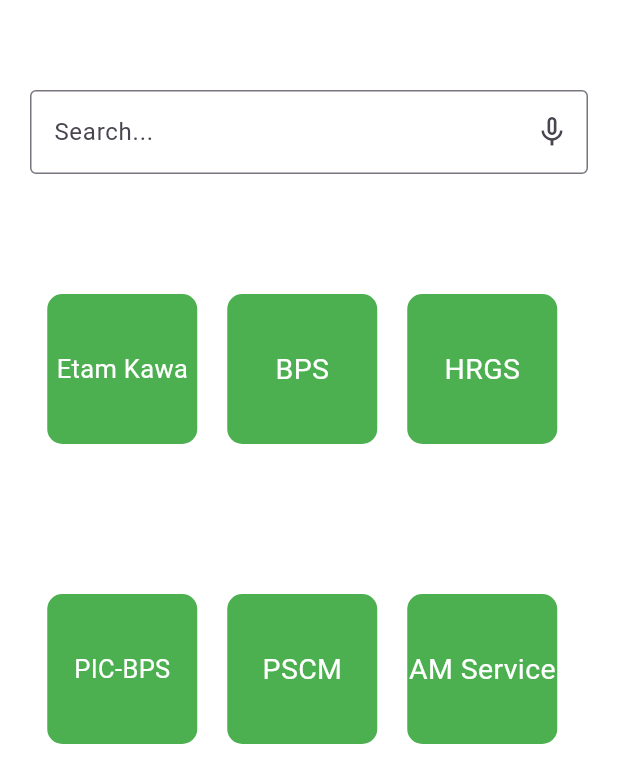
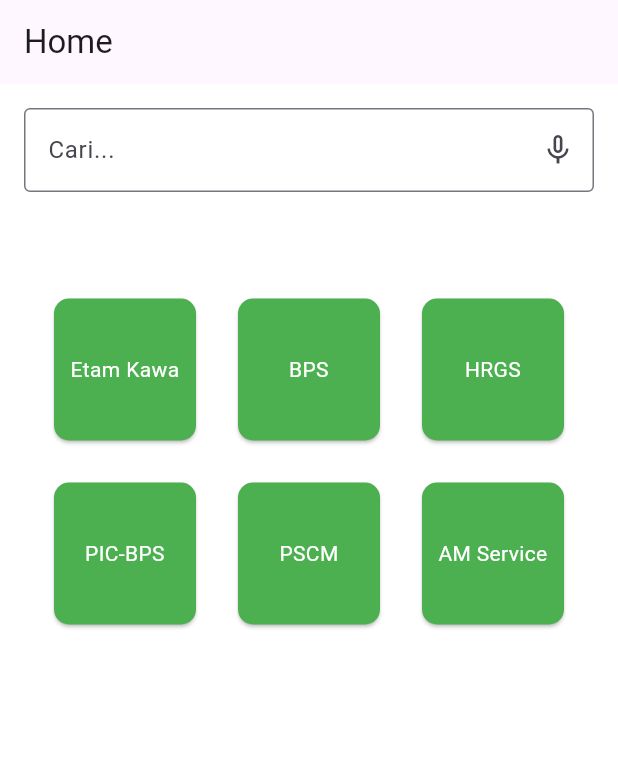
Before and after one commit to Thomskyyy/SpeechToText_Navigation_Menu, a Flutter app: the screen it shows after launch, on a phone screen of 412 x 824 dp. Shown: the top 783 px of the screen. Run offline on Flutter 3.47's test engine with Material 3 defaults, Android fonts, the phone set to English and light mode, and no system bars; our stand-ins replace go_router, speech_to_text; missing offline and left inert: fuzzy.

Commit message:
🦄 refactor: clean codes

```diff
--- a/lib/HomePage.dart
+++ /dev/null
@@ -1,239 +0,0 @@
-import 'package:flutter/material.dart';
-import 'package:speech_to_text/speech_to_text.dart' as stotext;
-import 'package:fuzzy/fuzzy.dart';
-import 'package:go_router/go_router.dart';
-
-class HomePage extends StatefulWidget {
-  const HomePage({super.key});
-
-  @override
-  State<HomePage> createState() => _HomePageState();
-}
-
-class _HomePageState extends State<HomePage> {
-  final stotext.SpeechToText _speechToText = stotext.SpeechToText();
-  bool isListening = false;
-  TextEditingController _textController = TextEditingController();
-
-  final Map<String, String> routes = {
-    "etam kawa": "/etam_kawa",
-    "bps": "/bps",
-    "hrgs": "/hrgs",
-    "pic bps": "/pic_bps",
-    "pscm": "/pscm",
-    "am service": "/am_service",
-    "cuti": "/cuti"
-  };
-
-  @override
-  Widget build(BuildContext context) {
-    return Scaffold(
-      backgroundColor: Colors.white,
-      body: SafeArea(
-        child: Padding(
-          padding: EdgeInsets.fromLTRB(20, 60, 20, 0),
-          child: Center(
-            child: Column(
-              // mainAxisAlignment: MainAxisAlignment.center,
-              children: [
-                TextField(
-                  controller: _textController,
-                  decoration: InputDecoration(
-                    hintText: "Search...",
-                    border: OutlineInputBorder(),
-                    suffixIcon: IconButton(
-                      icon: Icon(isListening ? Icons.mic : Icons.mic_none),
-                      onPressed: listening,
-                    ),
-                  ),
-                ),
-
-                SafeArea(
-                  child: Row(
-                    mainAxisAlignment: MainAxisAlignment.center,
-                    children: [
-                      Padding(
-                        padding: const EdgeInsets.fromLTRB(11, 80, 0, 0),
-                        child: GestureDetector(
-                          onTap: () => context.go('/etam_kawa'),
-                          child: Container(
-                            width: 100,
-                            height: 100,
-                            alignment: Alignment.center,
-                            decoration: BoxDecoration(color: Colors.green, borderRadius: BorderRadius.circular(10)),
-                            child: Text(
-                              "Etam Kawa", style: TextStyle(color: Colors.white, fontSize: 17),),
-                          ),
-                        ),
-
-                      ),
-                      SizedBox(width: 20,),
-                      Padding(
-                        padding: const EdgeInsets.fromLTRB(0, 80, 0, 0),
-                        child: GestureDetector(
-                          onTap: () => context.go('/bps'),
-                          child: Container(
-                            width: 100,
-                            height: 100,
-                            alignment: Alignment.center,
-                            decoration: BoxDecoration(color: Colors.green, borderRadius: BorderRadius.circular(10)),
-                            child: Text(
-                              "BPS", style: TextStyle(color: Colors.white, fontSize: 19),),
-                          ),
-                        ),
-                      ),
-                      SizedBox(width: 20,),
-                      Padding(
-                        padding: const EdgeInsets.fromLTRB(0, 80, 20, 0),
-                        child: GestureDetector(
-                          onTap: () => context.go('/hrgs'),
-                          child: Container(
-                            width: 100,
-                            height: 100,
-                            alignment: Alignment.center,
-                            decoration: BoxDecoration(color: Colors.green, borderRadius: BorderRadius.circular(10)),
-                            child: Text(
-                              "HRGS", style: TextStyle(color: Colors.white, fontSize: 19),),
-                          ),
-                        ),
-                      )
-                    ],
-                  ),
-                ),
-
-                SizedBox(height: 20),
-
-                SafeArea(
-                  child: Row(
-                    mainAxisAlignment: MainAxisAlignment.center,
-                    children: [
-                      Padding(
-                        padding: const EdgeInsets.fromLTRB(11, 80, 0, 0),
-                        child: GestureDetector(
-                          onTap: () => context.go('/pic_bps'),
-                          child: Container(
-                            width: 100,
-                            height: 100,
-                            alignment: Alignment.center,
-                            decoration: BoxDecoration(color: Colors.green, borderRadius: BorderRadius.circular(10)),
-                            child: Text(
-                              "PIC-BPS", style: TextStyle(color: Colors.white, fontSize: 17),),
-                          ),
-                        ),
-
-                      ),
-                      SizedBox(width: 20,),
-                      Padding(
-                        padding: const EdgeInsets.fromLTRB(0, 80, 0, 0),
-                        child: GestureDetector(
-                          onTap: () => context.go('/pscm'),
-                          child: Container(
-                            width: 100,
-                            height: 100,
-                            alignment: Alignment.center,
-                            decoration: BoxDecoration(color: Colors.green, borderRadius: BorderRadius.circular(10)),
-                            child: Text(
-                              "PSCM", style: TextStyle(color: Colors.white, fontSize: 19),),
-                          ),
-                        ),
-                      ),
-                      SizedBox(width: 20,),
-                      Padding(
-                        padding: const EdgeInsets.fromLTRB(0, 80, 20, 0),
-                        child: GestureDetector(
-                          onTap: () => context.go('/am_service'),
-                          child: Container(
-                            width: 100,
-                            height: 100,
-                            alignment: Alignment.center,
-                            decoration: BoxDecoration(color: Colors.green, borderRadius: BorderRadius.circular(10)),
-                            child: Text(
-                              "AM Service", style: TextStyle(color: Colors.white, fontSize: 19),),
-                          ),
-                        ),
-                      )
-                    ],
-                  ),
-                )
-              ],
-            ),
-          ),
-        ),
-      ),
-    );
-  }
-
-  void listening() async {
-    if (!isListening) {
-      bool available = await _speechToText.initialize(
-        onStatus: (status) => print("Status: $status"),
-        onError: (error) => print("Error: $error"),
-      );
-
-      if (available) {
-        setState(() => isListening = true);
-        _speechToText.listen(
-          onResult: (result) {
-            if (result.finalResult) {
-              setState(() {
-                List<String> matchedRoutes = findMatchingRoutes(result.recognizedWords);
-                _textController.text = matchedRoutes.isNotEmpty ? matchedRoutes.first : result.recognizedWords;
-
-                if (matchedRoutes.isEmpty) {
-                  ScaffoldMessenger.of(context).showSnackBar(
-                    SnackBar(
-                      content: Text("Incorrect input, please try again!"),
-                      backgroundColor: Colors.red,
-                      duration: Duration(seconds: 2),
-                    ),
-                  );
-                } else if (matchedRoutes.length == 1) {
-                  context.go(routes[matchedRoutes.first]!);
-                } else {
-                  showSelectionDialog(matchedRoutes);
-                }
-              });
-            }
-          },
-          listenMode: stotext.ListenMode.dictation,
-          localeId: "id-ID",
-          partialResults: true,
-          onDevice: false,
-        );
-      }
-    } else {
-      setState(() => isListening = false);
-      _speechToText.stop();
-    }
-  }
-
-  List<String> findMatchingRoutes(String input) {
-    final words = ["etam kawa", "bps", "hrgs", "pic bps", "pscm", "am service","cuti"];
-    final fuzzy = Fuzzy<String>(words, options: FuzzyOptions(threshold: 0.3));
-    final result = fuzzy.search(input);
-    return result.map((r) => r.item).toList();
-  }
-
-  void showSelectionDialog(List<String> matchedRoutes) {
-    showDialog(
-      context: context,
-      builder: (BuildContext context) {
-        return AlertDialog(
-          title: Text("Select an option"),
-          content: Column(
-            mainAxisSize: MainAxisSize.min,
-            children: matchedRoutes.map((route) {
-              return ListTile(
-                title: Text(route.toUpperCase()),
-                onTap: () {
-                  Navigator.pop(context);
-                 context.go(routes[route]!);
-                },
-              );
-            }).toList(),
-          ),
-        );
-      },
-    );
-  }
-}
--- /dev/null
+++ b/lib/components/components.dart
@@ -0,0 +1 @@
+export 'menu_button.dart';
--- /dev/null
+++ b/lib/components/menu_button.dart
@@ -0,0 +1,35 @@
+import 'package:flutter/material.dart';
+import 'package:go_router/go_router.dart';
+
+class MenuButton extends StatelessWidget {
+  final String text;
+  final String route;
+
+  const MenuButton({
+    super.key,
+    required this.text,
+    required this.route,
+  });
+
+  @override
+  Widget build(BuildContext context) {
+    return GestureDetector(
+      onTap: () => context.go(route),
+      child: Card(
+        color: Colors.green,
+        shape: RoundedRectangleBorder(
+          borderRadius: BorderRadius.circular(10),
+        ),
+        child: Center(
+          child: Text(
+            text,
+            style: const TextStyle(
+              color: Colors.white,
+            ),
+            textAlign: TextAlign.center,
+          ),
+        ),
+      ),
+    );
+  }
+}
--- /dev/null
+++ b/lib/constants/routes.dart
@@ -0,0 +1,19 @@
+class AppRoutes {
+  static const String etamKawa = '/etam_kawa';
+  static const String bps = '/bps';
+  static const String hrgs = '/hrgs';
+  static const String picBps = '/pic_bps';
+  static const String pscm = '/pscm';
+  static const String amService = '/am_service';
+  static const String cuti = '/cuti';
+
+  static const Map<String, String> speechRoutes = {
+    'etam kawa': etamKawa,
+    'bps': bps,
+    'hrgs': hrgs,
+    'pic bps': picBps,
+    'pscm': pscm,
+    'am service': amService,
+    'cuti': cuti,
+  };
+}
--- /dev/null
+++ b/lib/home_page.dart
@@ -0,0 +1,206 @@
+import 'dart:developer';
+
+import 'package:flutter/material.dart';
+import 'package:fuzzy/fuzzy.dart';
+import 'package:go_router/go_router.dart';
+
+import 'components/menu_button.dart';
+import 'constants/routes.dart';
+import 'services/speech_recognition_service.dart';
+
+class HomePage extends StatefulWidget {
+  const HomePage({super.key});
+
+  @override
+  State<HomePage> createState() => _HomePageState();
+}
+
+class _HomePageState extends State<HomePage> {
+  final _searchController = TextEditingController();
+  final _speechService = SpeechRecognitionService();
+  String _recognizedText = '';
+  bool _isListening = false;
+
+  @override
+  Widget build(BuildContext context) {
+    return Scaffold(
+      appBar: AppBar(
+        title: const Text('Home'),
+      ),
+      backgroundColor: Colors.white,
+      body: SingleChildScrollView(
+        child: Padding(
+          padding: const EdgeInsets.symmetric(horizontal: 16),
+          child: Column(
+            children: [
+              const SizedBox(height: 16),
+              _buildSearchField(),
+              const SizedBox(height: 8),
+              _buildRecognizedText(),
+              const SizedBox(height: 36),
+              _buildMenuGrid(),
+            ],
+          ),
+        ),
+      ),
+    );
+  }
+
+  Widget _buildSearchField() {
+    return TextField(
+      controller: _searchController,
+      decoration: InputDecoration(
+        hintText: 'Cari...',
+        border: const OutlineInputBorder(),
+        suffixIcon: IconButton(
+          icon: Icon(_isListening ? Icons.mic : Icons.mic_none),
+          onPressed: _handleListening,
+        ),
+      ),
+    );
+  }
+
+  Widget _buildRecognizedText() {
+    return Text(
+      _recognizedText,
+      style: const TextStyle(
+        fontSize: 16,
+        color: Colors.grey,
+      ),
+      textAlign: TextAlign.center,
+    );
+  }
+
+  Widget _buildMenuGrid() {
+    return GridView.count(
+      shrinkWrap: true,
+      physics: const NeverScrollableScrollPhysics(),
+      crossAxisCount: 3,
+      mainAxisSpacing: 20,
+      crossAxisSpacing: 20,
+      padding: const EdgeInsets.symmetric(horizontal: 16),
+      children: const [
+        MenuButton(
+          text: 'Etam Kawa',
+          route: AppRoutes.etamKawa,
+        ),
+        MenuButton(
+          text: 'BPS',
+          route: AppRoutes.bps,
+        ),
+        MenuButton(
+          text: 'HRGS',
+          route: AppRoutes.hrgs,
+        ),
+        MenuButton(
+          text: 'PIC-BPS',
+          route: AppRoutes.picBps,
+        ),
+        MenuButton(
+          text: 'PSCM',
+          route: AppRoutes.pscm,
+        ),
+        MenuButton(
+          text: 'AM Service',
+          route: AppRoutes.amService,
+        ),
+      ],
+    );
+  }
+
+  Future<void> _handleListening() async {
+    try {
+      if (!_isListening) {
+        bool available = await _speechService.initialize(
+          onStatus: _handleSpeechStatus,
+          onError: (error) => log('Error: $error'),
+        );
+
+        if (available) {
+          setState(() => _isListening = true);
+          _speechService.startListening(
+            onResult: (words, isFinal) {
+              if (isFinal) {
+                _handleSpeechResult(words);
+              }
+            },
+          );
+        }
+      } else {
+        setState(() => _isListening = false);
+        _speechService.stopListening();
+      }
+    } catch (e) {
+      log('Speech recognition error: $e');
+    }
+  }
+
+  void _handleSpeechStatus(String status) {
+    log('Status: $status');
+    if (status == 'done' || status == 'notListening') {
+      setState(() => _isListening = false);
+    }
+  }
+
+  void _handleSpeechResult(String recognizedWords) {
+    setState(() {
+      List<String> matchedRoutes = _findMatchingRoutes(recognizedWords);
+      _recognizedText = recognizedWords;
+
+      if (matchedRoutes.isEmpty) {
+        _showErrorSnackBar();
+      } else if (matchedRoutes.length == 1) {
+        _navigateToRoute(matchedRoutes.first);
+      } else {
+        _showSelectionDialog(matchedRoutes);
+      }
+    });
+  }
+
+  List<String> _findMatchingRoutes(String input) {
+    final words = AppRoutes.speechRoutes.keys.toList();
+    final fuzzy = Fuzzy<String>(words, options: FuzzyOptions(threshold: 0.3));
+    final result = fuzzy.search(input);
+    return result.map((r) => r.item).toList();
+  }
+
+  void _showErrorSnackBar() {
+    ScaffoldMessenger.of(context).showSnackBar(
+      const SnackBar(
+        content: Text('Incorrect input, please try again!'),
+        backgroundColor: Colors.red,
+        duration: Duration(seconds: 2),
+      ),
+    );
+  }
+
+  void _navigateToRoute(String route) {
+    Future.delayed(const Duration(seconds: 1), () {
+      context.go(AppRoutes.speechRoutes[route]!);
+      setState(() => _recognizedText = '');
+    });
+  }
+
+  void _showSelectionDialog(List<String> matchedRoutes) {
+    showDialog(
+      context: context,
+      builder: (BuildContext context) {
+        return AlertDialog(
+          title: const Text('Select an option'),
+          content: Column(
+            mainAxisSize: MainAxisSize.min,
+            children: matchedRoutes.map((route) {
+              return ListTile(
+                title: Text(route.toUpperCase()),
+                onTap: () {
+                  Navigator.pop(context);
+                  context.go(AppRoutes.speechRoutes[route]!);
+                },
+              );
+            }).toList(),
+          ),
+        );
+      },
+    );
+  }
+}
--- /dev/null
+++ b/lib/lib.dart
@@ -0,0 +1,4 @@
+export 'home_page.dart';
+export 'components/components.dart';
+export 'main.dart';
+export 'pages/pages.dart';
```
Also changed, not shown: lib/main.dart (+37 -35 lines), lib/pages/pages.dart (added, +7 -0 lines), lib/services/speech_recognition_service.dart (added, +47 -0 lines), lib/pages/AM.dart (renamed from lib/AM.dart), lib/pages/BPS.dart (renamed from lib/BPS.dart), lib/pages/Cuti.dart (renamed from lib/Cuti.dart), lib/pages/EtamKawa.dart (renamed from lib/EtamKawa.dart), lib/pages/HRGS.dart (renamed from lib/HRGS.dart), lib/pages/PSCM.dart (renamed from lib/PSCM.dart), lib/pages/PicBPS.dart (renamed from lib/PicBPS.dart), 6 other files.
